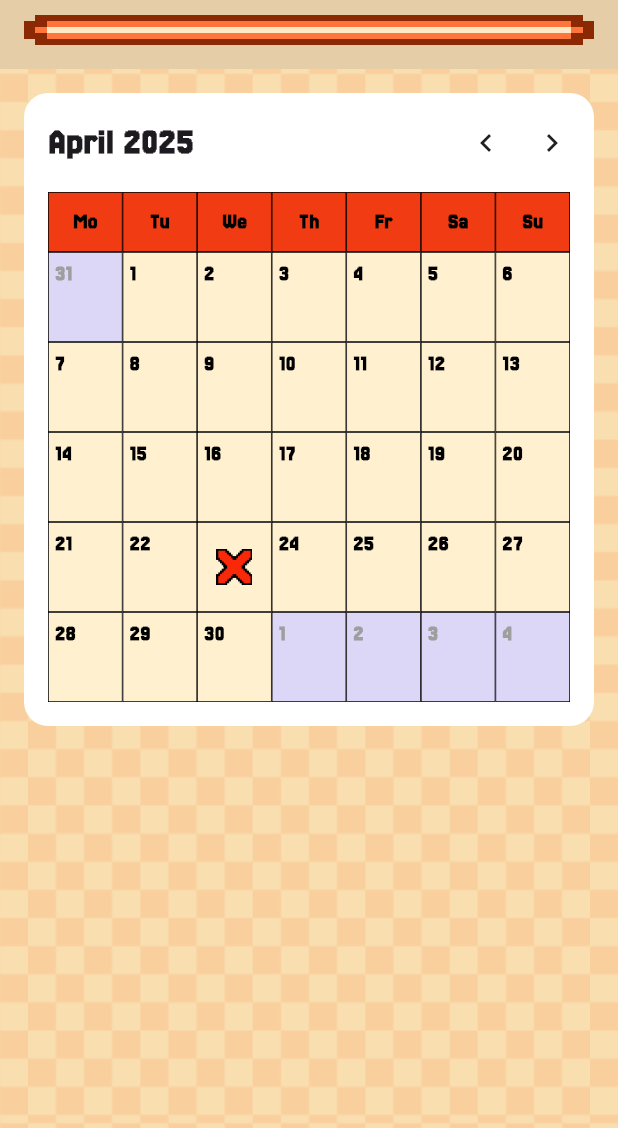
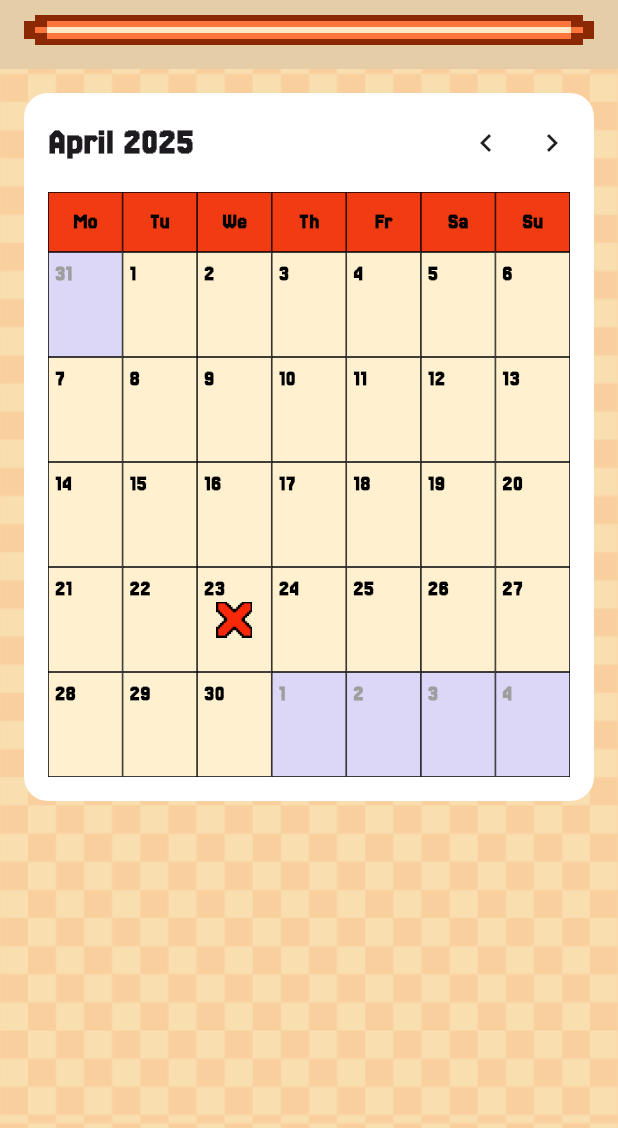
Before and after one commit to EdbertEL/MobileApp_GymSaga, a Flutter app: the WorkoutHistoryPage screen opened directly, on a phone screen of 412 x 824 dp, the part 108-1236 px from its top. Run offline on Flutter 3.47's test engine with Material 3 defaults, Android fonts, the phone set to English and light mode, and no system bars; our stand-ins replace fl_chart, loading_indicator.

Commit message:
workout history

```diff
--- a/gymsaga/lib/create_workout.dart
+++ b/gymsaga/lib/create_workout.dart
@@ -248,7 +248,7 @@ class _CreateWorkoutPageState extends State<CreateWorkoutPage> {
 
                       const SizedBox(height: 16.0),
 
-                      // START NOW button with golden_button_large.png
+                      // START NOW button
                       Row(
                         children: [
                           Expanded(
@@ -271,7 +271,7 @@ class _CreateWorkoutPageState extends State<CreateWorkoutPage> {
                           ),
                           const SizedBox(width: 12.0),
 
-                          // Plus button using create_exercise.png
+                          // Plus button using create_workout.png
                           GestureDetector(
                             onTap: () {
                               // Handle add exercise action
@@ -336,20 +336,15 @@ class _CreateWorkoutPageState extends State<CreateWorkoutPage> {
                                 ),
                                 const SizedBox(width: 12.0),
 
-                                // Calendar button
-                                Container(
-                                  decoration: BoxDecoration(
-                                    color: const Color(0xFFFFA500), // Orange
-                                    borderRadius: BorderRadius.circular(8.0),
-                                    border: Border.all(color: Colors.brown, width: 2),
-                                  ),
+                                // Calendar button using calendar.png asset
+                                GestureDetector(
+                                  onTap: () {
+                                    // Calendar button action
+                                  },
+                                  child: Image.asset(
+                                    'assets/widgets/buttons/calendar.png',
                                     width: 50.0,
                                     height: 46.0,
-                                  child: const Center(
-                                    child: Icon(
-                                      Icons.calendar_today,
-                                      color: Colors.white,
-                                    ),
                                   ),
                                 ),
                               ],
@@ -360,7 +355,7 @@ class _CreateWorkoutPageState extends State<CreateWorkoutPage> {
 
                       const SizedBox(height: 16.0),
 
-                      // SCHEDULE button using golden_button_large.png
+                      // SCHEDULE button
                       GestureDetector(
                         onTap: () {
                           // Handle schedule action
--- a/gymsaga/lib/workout_history.dart
+++ b/gymsaga/lib/workout_history.dart
@@ -9,13 +9,12 @@ class WorkoutHistoryPage extends StatefulWidget {
 }
 
 class _WorkoutHistoryPageState extends State<WorkoutHistoryPage> {
-  DateTime _selectedMonth = DateTime.now(); // Menggunakan bulan saat ini sebagai default
+  DateTime _selectedMonth = DateTime.now(); // Default bulan ini
 
   @override
   Widget build(BuildContext context) {
     return Scaffold(
       body: Container(
-        // Use checkerboard pattern background
         decoration: const BoxDecoration(
           image: DecorationImage(
             image: AssetImage('assets/widgets/background/checkerboard.png'),
@@ -24,82 +23,68 @@ class _WorkoutHistoryPageState extends State<WorkoutHistoryPage> {
         ),
         child: Column(
           children: [
-            // Header with orange background
+            // Header
             Container(
-              color: const Color.fromARGB(
-                  255, 228, 205, 167), // Light orange/beige background color
-              padding: const EdgeInsets.only(
-                top: 40.0,
-                left: 16.0,
-                right: 16.0,
-                bottom: 16.0,
-              ),
+              color: const Color.fromARGB(255, 228, 205, 167),
+              padding: const EdgeInsets.only(top: 40, left: 16, right: 16, bottom: 16),
               child: Column(
                 children: [
-                  // Back button and title
                   Row(
                     children: [
-                      // Back button
                       GestureDetector(
                         onTap: () {
                           Navigator.pushReplacementNamed(context, '/profile');
                         },
                         child: Image.asset(
                           'assets/widgets/buttons/back_button.png',
-                          width: 30.0,
-                          height: 30.0,
+                          width: 30,
+                          height: 30,
                         ),
                       ),
-
-                      const SizedBox(width: 10.0),
-                      // WORKOUT HISTORY text
+                      const SizedBox(width: 10),
                       const Text(
                         'WORKOUT HISTORY',
                         style: TextStyle(
-                          fontSize: 24.0,
+                          fontSize: 24,
                           fontWeight: FontWeight.bold,
-                          color: Color.fromARGB(
-                              255, 32, 32, 32), // Dark text color
+                          color: Color.fromARGB(255, 32, 32, 32),
                           letterSpacing: 1.0,
                         ),
                       ),
                     ],
                   ),
-                  const SizedBox(height: 8.0),
+                  const SizedBox(height: 8),
                   Container(
                     width: double.infinity,
-                    height: 20.0,
+                    height: 20,
                     child: Image.asset(
                       'assets/widgets/background/garis.png',
                       fit: BoxFit.fill,
-                      filterQuality: FilterQuality.none, // atau BoxFit.cover, tergantung efek yang kamu mau
+                      filterQuality: FilterQuality.none,
                     ),
                   ),
-
                 ],
               ),
             ),
 
-            // Calendar Section
+            // Kalender
             Padding(
-              padding: const EdgeInsets.all(16.0),
+              padding: const EdgeInsets.all(16),
               child: Container(
                 decoration: BoxDecoration(
                   color: Colors.white,
-                  borderRadius: BorderRadius.circular(16.0),
+                  borderRadius: BorderRadius.circular(16),
                 ),
-                padding: const EdgeInsets.all(16.0),
-                width: double.infinity,
+                padding: const EdgeInsets.all(16),
                 child: Column(
                   children: [
-                    // Month title with navigation arrows
                     Row(
                       mainAxisAlignment: MainAxisAlignment.spaceBetween,
                       children: [
                         Text(
                           DateFormat('MMMM yyyy').format(_selectedMonth),
                           style: const TextStyle(
-                            fontSize: 24.0,
+                            fontSize: 24,
                             fontWeight: FontWeight.bold,
                           ),
                         ),
@@ -133,8 +118,6 @@ class _WorkoutHistoryPageState extends State<WorkoutHistoryPage> {
                       ],
                     ),
                     const SizedBox(height: 16),
-
-                    // Calendar grid
                     _buildCalendar(),
                   ],
                 ),
@@ -147,47 +130,28 @@ class _WorkoutHistoryPageState extends State<WorkoutHistoryPage> {
   }
 
   Widget _buildCalendar() {
-    // Days of the week header
     List<String> daysOfWeek = ['Mo', 'Tu', 'We', 'Th', 'Fr', 'Sa', 'Su'];
 
-    // Get the first day of the month
-    final firstDayOfMonth =
-        DateTime(_selectedMonth.year, _selectedMonth.month, 1);
+    final firstDayOfMonth = DateTime(_selectedMonth.year, _selectedMonth.month, 1);
+    int firstWeekdayOfMonth = firstDayOfMonth.weekday;
+    if (firstWeekdayOfMonth == 7) firstWeekdayOfMonth = 0;
 
-    // Calculate what day of the week the month starts on (0 = Monday in our case)
-    int firstWeekdayOfMonth = firstDayOfMonth.weekday;
-    if (firstWeekdayOfMonth == 7)
-      firstWeekdayOfMonth = 0; // Convert Sunday (7) to 0
-
-    // Get the number of days in the month
-    final daysInMonth =
-        DateTime(_selectedMonth.year, _selectedMonth.month + 1, 0).day;
-
-    // Calculate days from previous month to display
-    final daysFromPreviousMonth =
-        firstWeekdayOfMonth == 0 ? 6 : firstWeekdayOfMonth - 1;
-
-    // Get the number of days in previous month
-    final daysInPreviousMonth =
-        DateTime(_selectedMonth.year, _selectedMonth.month, 0).day;
-
-    // Calculate how many rows we need (including days from previous/next months)
+    final daysInMonth = DateTime(_selectedMonth.year, _selectedMonth.month + 1, 0).day;
+    final daysFromPreviousMonth = firstWeekdayOfMonth == 0 ? 6 : firstWeekdayOfMonth - 1;
+    final daysInPreviousMonth = DateTime(_selectedMonth.year, _selectedMonth.month, 0).day;
     final totalDays = daysFromPreviousMonth + daysInMonth;
     final rowCount = (totalDays / 7).ceil();
 
-    // Contoh data latihan (di dunia nyata, ini akan diambil dari database)
-    // Format: {tanggal: 'nama workout'}
-    final Map<int, String> workoutData = {
-      23: 'Leg Day', // Hari ke-23 ada workout
+    // Workout yang hanya muncul di 23 April 2025
+    final Map<DateTime, String> workoutData = {
+      DateTime(2025, 4, 23): 'Leg Day',
     };
 
     return Column(
       children: [
-        // Calendar header with days of week
         Container(
           decoration: const BoxDecoration(
-            color: Color.fromARGB(
-                255, 241, 59, 18), // Red/orange background for header row
+            color: Color.fromARGB(255, 241, 59, 18),
           ),
           child: Row(
             children: daysOfWeek.map((day) {
@@ -211,58 +175,48 @@ class _WorkoutHistoryPageState extends State<WorkoutHistoryPage> {
           ),
         ),
 
-        // Calendar days
+        // Isi kalender
         for (int i = 0; i < rowCount; i++)
           Row(
             children: List.generate(7, (dayIndex) {
               final dayNumber = i * 7 + dayIndex + 1 - daysFromPreviousMonth;
-
-              // Determine if this day is from current month, previous month or next month
               bool isCurrentMonth = dayNumber > 0 && dayNumber <= daysInMonth;
 
-              // Calculate the actual day to display
               int displayDay;
               Color textColor;
               Color cellColor;
 
               if (!isCurrentMonth) {
                 if (dayNumber <= 0) {
-                  // Previous month
                   displayDay = daysInPreviousMonth + dayNumber;
                   textColor = Colors.grey;
-                  cellColor = const Color(
-                      0xFFDCD6F7); // Light blue/gray for days not in current month
+                  cellColor = const Color(0xFFDCD6F7);
                 } else {
-                  // Next month
                   displayDay = dayNumber - daysInMonth;
                   textColor = Colors.grey;
-                  cellColor = const Color(
-                      0xFFDCD6F7); // Light blue/gray for days not in current month
+                  cellColor = const Color(0xFFDCD6F7);
                 }
               } else {
-                // Current month
                 displayDay = dayNumber;
                 textColor = Colors.black;
-                cellColor = const Color(
-                    0xFFFFF1D0); // Light beige for current month days
+                cellColor = const Color(0xFFFFF1D0);
               }
 
-              // Check if this day should have an X marker
-              bool hasWorkout = isCurrentMonth && workoutData.containsKey(displayDay);
-              String workoutTitle = hasWorkout ? workoutData[displayDay]! : '';
+              DateTime thisDay = DateTime(_selectedMonth.year, _selectedMonth.month, displayDay);
+              bool hasWorkout = isCurrentMonth && workoutData.containsKey(thisDay);
+              String workoutTitle = hasWorkout ? workoutData[thisDay]! : '';
 
               return Expanded(
                 child: Container(
-                  height: 60, // Memperbesar tinggi sel dari 40 menjadi 60
+                  height: 70,
                   alignment: Alignment.center,
                   decoration: BoxDecoration(
                     color: cellColor,
                     border: Border.all(color: Colors.black, width: 0.5),
                   ),
                   child: Stack(
-                    alignment: Alignment.center,
                     children: [
-                      // Tanggal di pojok kiri atas
+                      // Tanggal tetap tampil di kiri atas
                       Positioned(
                         top: 4,
                         left: 4,
@@ -274,29 +228,50 @@ class _WorkoutHistoryPageState extends State<WorkoutHistoryPage> {
                           ),
                         ),
                       ),
-                      // Icon X di tengah sel
+                      // X di tengah jika ada workout
                       if (hasWorkout)
-                        GestureDetector(
+                        Center(
+                          child: GestureDetector(
                             onTap: () {
                               showDialog(
                                 context: context,
                                 builder: (BuildContext context) {
+                                  return _buildWorkoutDialog(workoutTitle);
+                                },
+                              );
+                            },
+                            child: Image.asset(
+                              'assets/widgets/icons/x_wh.png',
+                              width: 24,
+                              height: 24,
+                            ),
+                          ),
+                        ),
+                    ],
+                  ),
+                ),
+              );
+            }),
+          ),
+      ],
+    );
+  }
+
+  Widget _buildWorkoutDialog(String workoutTitle) {
     return Dialog(
-                                  backgroundColor: const Color(
-                                      0xFFFFE0A3), // warna kuning dari background box
+      backgroundColor: const Color(0xFFFFE0A3),
       shape: RoundedRectangleBorder(
-                                    borderRadius: BorderRadius.circular(12.0),
+        borderRadius: BorderRadius.circular(12),
         side: const BorderSide(
-                                      color: Colors.brown, // border gelap
+          color: Colors.brown,
           width: 3,
         ),
       ),
       child: Padding(
-                                    padding: const EdgeInsets.all(16.0),
+        padding: const EdgeInsets.all(16),
         child: Column(
           mainAxisSize: MainAxisSize.min,
-                                      crossAxisAlignment:
-                                          CrossAxisAlignment.start,
+          crossAxisAlignment: CrossAxisAlignment.start,
           children: [
             Center(
               child: Text(
@@ -307,7 +282,7 @@ class _WorkoutHistoryPageState extends State<WorkoutHistoryPage> {
                   shadows: [
                     Shadow(
                       offset: Offset(1.5, 1.5),
-                                                  blurRadius: 1.0,
+                      blurRadius: 1,
                       color: Colors.black38,
                     ),
                   ],
@@ -323,14 +298,11 @@ class _WorkoutHistoryPageState extends State<WorkoutHistoryPage> {
               ),
             ),
             const SizedBox(height: 8),
-                                        const Text(
-                                            '• Pushups\n  Sets 3 | Reps 12\n  Active Time: none | Rest Time: 02:00'),
+            const Text('• Pushups\n  Sets 3 | Reps 12\n  Active Time: none | Rest Time: 02:00'),
             const SizedBox(height: 6),
-                                        const Text(
-                                            '• Pike Pushups\n  Sets 3 | Reps 12\n  Active Time: none | Rest Time: 02:00'),
+            const Text('• Pike Pushups\n  Sets 3 | Reps 12\n  Active Time: none | Rest Time: 02:00'),
             const SizedBox(height: 6),
-                                        const Text(
-                                            '• Dips\n  Sets 2 | Reps 12\n  Active Time: none | Rest Time: 02:00'),
+            const Text('• Dips\n  Sets 2 | Reps 12\n  Active Time: none | Rest Time: 02:00'),
             const SizedBox(height: 12),
             const Text(
               'Monday Workout (Custom)',
@@ -339,29 +311,11 @@ class _WorkoutHistoryPageState extends State<WorkoutHistoryPage> {
               ),
             ),
             const SizedBox(height: 6),
-                                        const Text(
-                                            '• Plank\n  Sets 5 | Active Time: 00:20 | Rest Time: 02:00'),
+            const Text('• Plank\n  Sets 5 | Active Time: 00:20 | Rest Time: 02:00'),
             const SizedBox(height: 16),
           ],
         ),
       ),
     );
-                              },
-                            );
-                          },
-                          child: Image.asset(
-                            'assets/widgets/icons/x_wh.png',
-                            width: 24,
-                            height: 24,
-                          ),
-                        ),
-                    ],
-                  ),
-                ),
-              );
-            }),
-          ),
-      ],
-    );
   }
 }
```
Also changed, not shown: gymsaga/assets/widgets/buttons/calendar.png (added), gymsaga/pubspec.lock. Lines whose indentation alone changed are shown as unchanged.
